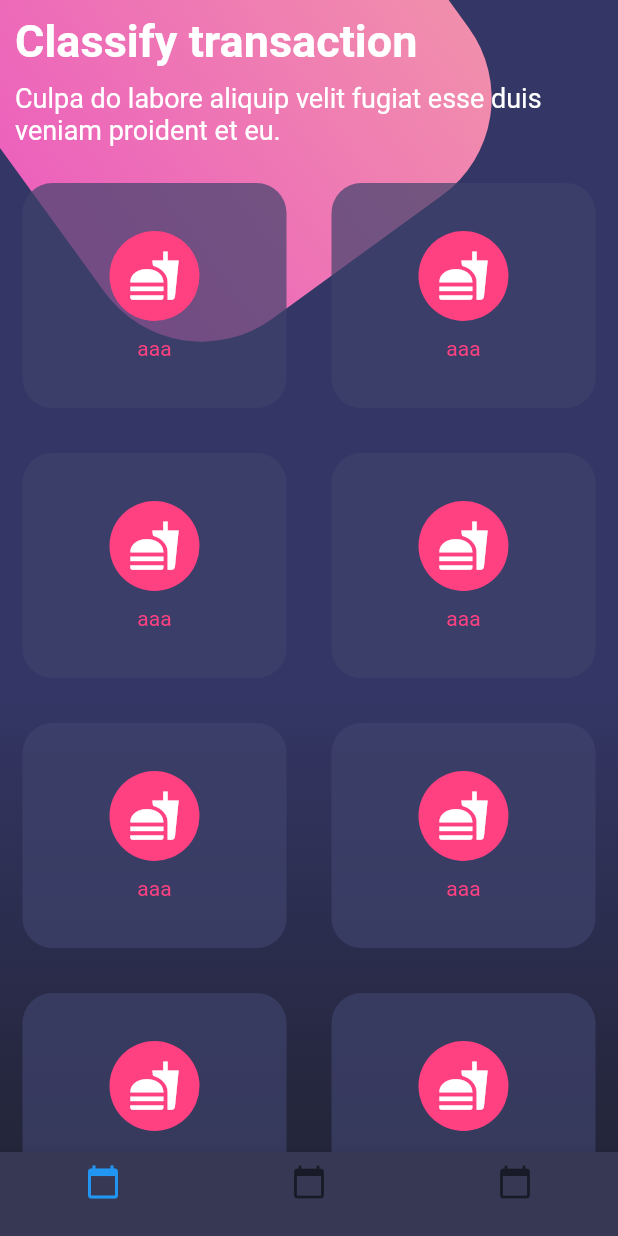
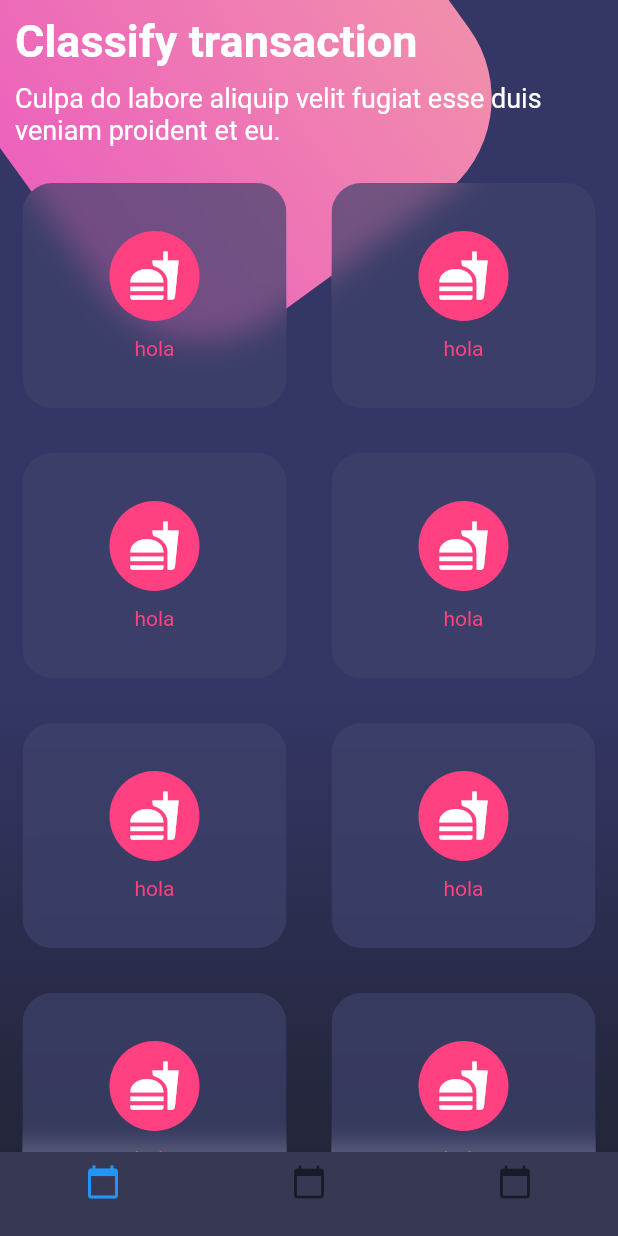
Before and after one commit to Marisabel-Condori/dise-os-flutter, a Flutter app: the screen it shows after launch, on a phone screen of 412 x 824 dp. Run offline on Flutter 3.47's test engine with Material 2 defaults, Android fonts, the phone set to English and light mode, and no system bars.

```diff
--- a/lib/pages/botones_page.dart
+++ b/lib/pages/botones_page.dart
@@ -1,4 +1,5 @@
 import 'dart:math';
+import 'dart:ui';
 
 import 'package:flutter/material.dart';
 
@@ -139,11 +140,15 @@ class BotonesPage extends StatelessWidget {
 
   Widget _crearBoton() {
     return Container(
+      margin: EdgeInsets.all(15.0),
+      child: ClipRRect(
+        borderRadius: BorderRadius.circular(20.0),
+        child: BackdropFilter(
+          filter: ImageFilter.blur(sigmaX: 10.0, sigmaY: 10.0),
+          child: Container(
               height: 150.0,
-      margin: EdgeInsets.all(15.0),
               decoration: BoxDecoration(
                 color: Color.fromRGBO(62, 66, 107, 0.7),
-        borderRadius: BorderRadius.circular(20.0)
               ),
               child: Column(
                 mainAxisAlignment: MainAxisAlignment.center,
@@ -154,9 +159,12 @@ class BotonesPage extends StatelessWidget {
                     child: Icon(Icons.fastfood, color: Colors.white, size: 35.0,),
                   ),
                   SizedBox(height: 10.0,),
-          Text('aaa', style: TextStyle(color: Colors.pinkAccent),),
+                  Text('hola', style: TextStyle(color: Colors.pinkAccent),),
                 ],
               )
+          ),
+        ),
+      ),
     );
   }
 }
```
Lines whose indentation alone changed are shown as unchanged.
